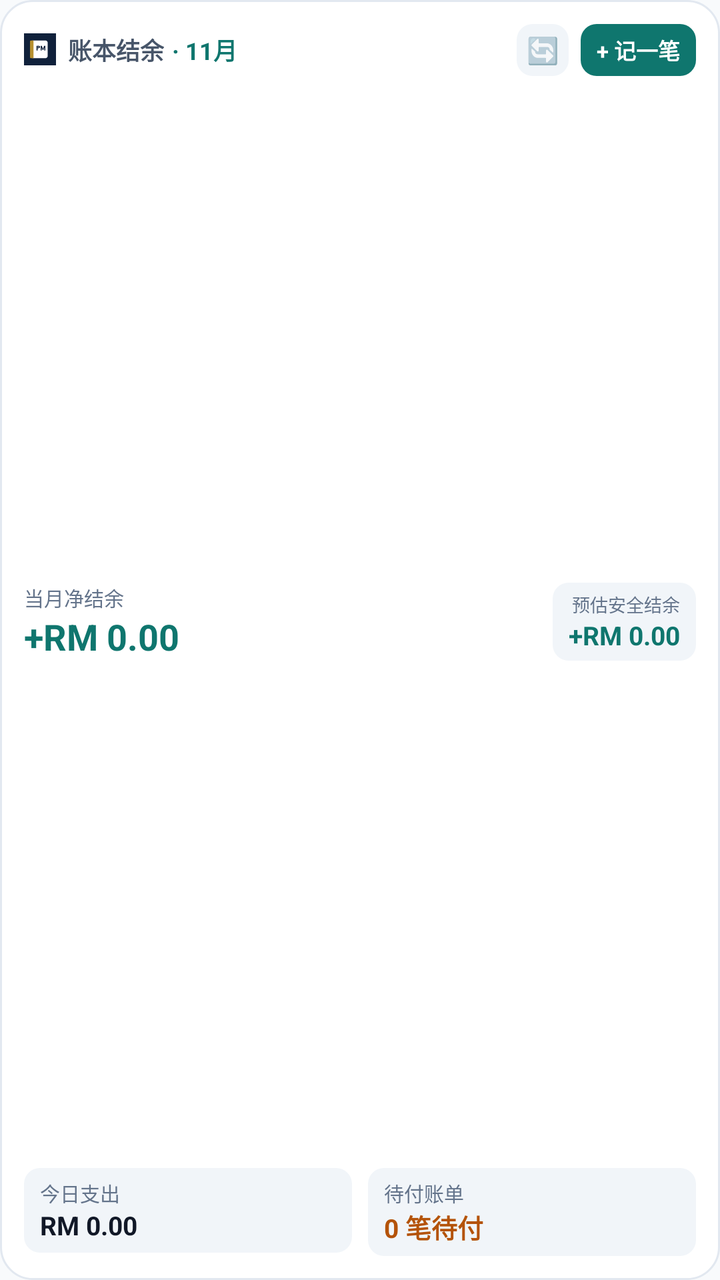
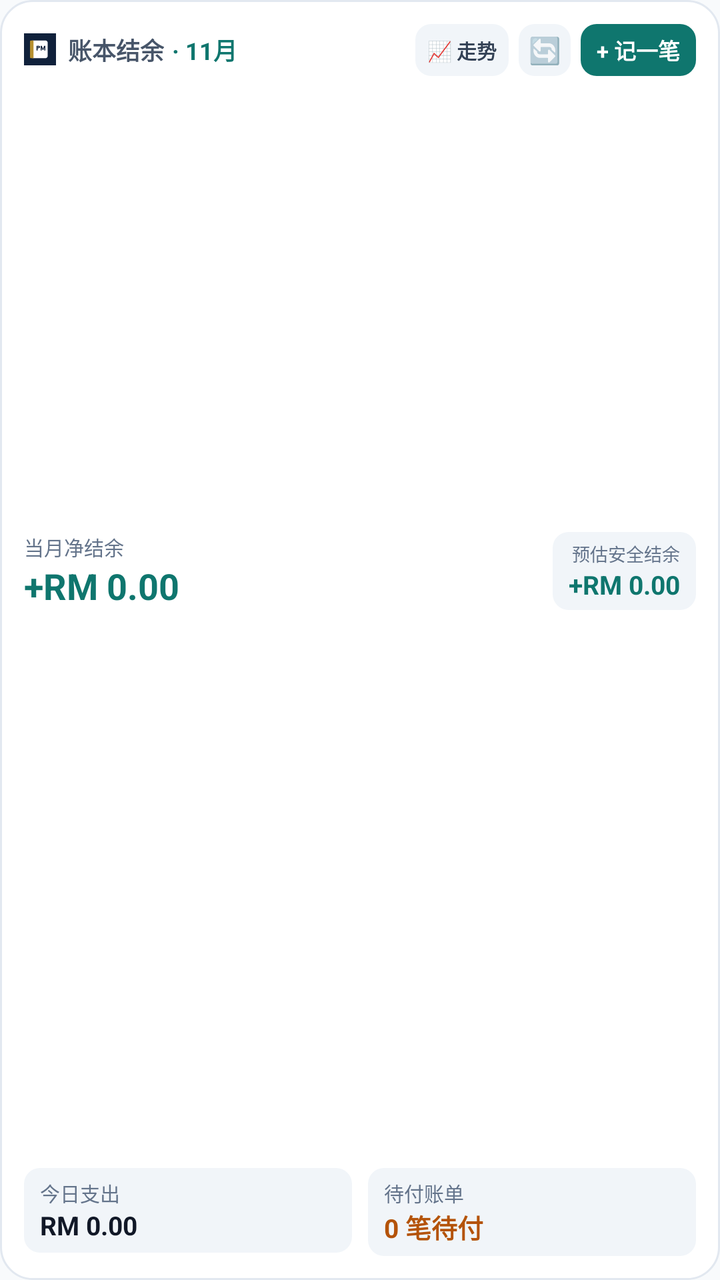

Compare the two renders of this Android layout. The source of the first and the diff that turns it into the second are given below.
<!-- AndroidManifest.xml: application theme Theme.MyLedgerCompanion -->
<!-- res/layout/widget_ledger_overview.xml -->
<?xml version="1.0" encoding="utf-8"?>
<LinearLayout xmlns:android="http://schemas.android.com/apk/res/android"
    android:id="@+id/widget_root"
    android:layout_width="match_parent"
    android:layout_height="match_parent"
    android:orientation="vertical"
    android:background="@drawable/bg_widget_card"
    android:padding="12dp">

    
    <RelativeLayout
        android:layout_width="match_parent"
        android:layout_height="wrap_content">

        <LinearLayout
            android:id="@+id/layout_widget_header"
            android:layout_width="wrap_content"
            android:layout_height="wrap_content"
            android:layout_alignParentStart="true"
            android:layout_centerVertical="true"
            android:orientation="horizontal"
            android:gravity="center_vertical">

            <ImageView
                android:layout_width="16dp"
                android:layout_height="16dp"
                android:src="@mipmap/ic_launcher"
                android:contentDescription="Icon" />

            <TextView
                android:id="@+id/tv_widget_title"
                android:layout_width="wrap_content"
                android:layout_height="wrap_content"
                android:layout_marginStart="6dp"
                android:text="@string/widget_title"
                android:textColor="#475569"
                android:textSize="12sp"
                android:textStyle="bold" />

            <TextView
                android:id="@+id/tv_widget_month"
                android:layout_width="wrap_content"
                android:layout_height="wrap_content"
                android:layout_marginStart="4dp"
                android:text="· 11月"
                android:textColor="#0F766E"
                android:textSize="12sp"
                android:textStyle="bold" />
        </LinearLayout>

        <LinearLayout
            android:layout_width="wrap_content"
            android:layout_height="wrap_content"
            android:layout_alignParentEnd="true"
            android:layout_centerVertical="true"
            android:orientation="horizontal"
            android:gravity="center_vertical">

            <TextView
                android:id="@+id/btn_widget_refresh"
                android:layout_width="26dp"
                android:layout_height="26dp"
                android:gravity="center"
                android:text="🔄"
                android:textSize="13sp"
                android:background="@drawable/bg_widget_pill"
                android:layout_marginEnd="6dp" />

            <TextView
                android:id="@+id/btn_widget_quick_add"
                android:layout_width="wrap_content"
                android:layout_height="26dp"
                android:gravity="center"
                android:paddingHorizontal="8dp"
                android:text="@string/widget_quick_add"
                android:textColor="#FFFFFF"
                android:textSize="11sp"
                android:textStyle="bold"
                android:background="@drawable/bg_widget_button" />
        </LinearLayout>
    </RelativeLayout>

    
    <LinearLayout
        android:id="@+id/layout_hero_balance"
        android:layout_width="match_parent"
        android:layout_height="0dp"
        android:layout_weight="1"
        android:orientation="horizontal"
        android:gravity="center_vertical"
        android:layout_marginTop="3dp"
        android:layout_marginBottom="3dp">

        
        <LinearLayout
            android:layout_width="0dp"
            android:layout_height="wrap_content"
            android:layout_weight="1"
            android:orientation="vertical">

            <TextView
                android:layout_width="wrap_content"
                android:layout_height="wrap_content"
                android:text="@string/widget_net_balance"
                android:textColor="#64748B"
                android:textSize="10sp" />

            <TextView
                android:id="@+id/tv_widget_net_balance"
                android:layout_width="wrap_content"
                android:layout_height="wrap_content"
                android:text="+RM 0.00"
                android:textColor="#0F766E"
                android:textSize="18sp"
                android:textStyle="bold"
                android:maxLines="1" />
        </LinearLayout>

        
        <LinearLayout
            android:id="@+id/layout_widget_cashflow_badge"
            android:layout_width="wrap_content"
            android:layout_height="wrap_content"
            android:orientation="vertical"
            android:gravity="end"
            android:background="@drawable/bg_widget_pill"
            android:paddingHorizontal="8dp"
            android:paddingVertical="4dp">

            <TextView
                android:layout_width="wrap_content"
                android:layout_height="wrap_content"
                android:text="@string/widget_safe_cashflow"
                android:textColor="#64748B"
                android:textSize="9sp" />

            <TextView
                android:id="@+id/tv_widget_projected_cashflow"
                android:layout_width="wrap_content"
                android:layout_height="wrap_content"
                android:text="+RM 0.00"
                android:textColor="#0F766E"
                android:textSize="13sp"
                android:textStyle="bold"
                android:maxLines="1" />
        </LinearLayout>
    </LinearLayout>

    
    <LinearLayout
        android:layout_width="match_parent"
        android:layout_height="wrap_content"
        android:orientation="horizontal">

        
        <LinearLayout
            android:id="@+id/layout_widget_today"
            android:layout_width="0dp"
            android:layout_height="wrap_content"
            android:layout_weight="1"
            android:orientation="vertical"
            android:background="@drawable/bg_widget_pill"
            android:paddingHorizontal="8dp"
            android:paddingVertical="5dp"
            android:layout_marginEnd="4dp">

            <TextView
                android:layout_width="wrap_content"
                android:layout_height="wrap_content"
                android:text="@string/widget_today_expense"
                android:textColor="#64748B"
                android:textSize="10sp" />

            <TextView
                android:id="@+id/tv_widget_today_expense"
                android:layout_width="wrap_content"
                android:layout_height="wrap_content"
                android:text="RM 0.00"
                android:textColor="#111827"
                android:textSize="13sp"
                android:textStyle="bold"
                android:maxLines="1" />
        </LinearLayout>

        
        <LinearLayout
            android:id="@+id/layout_widget_bills"
            android:layout_width="0dp"
            android:layout_height="wrap_content"
            android:layout_weight="1"
            android:orientation="vertical"
            android:background="@drawable/bg_widget_pill"
            android:paddingHorizontal="8dp"
            android:paddingVertical="5dp"
            android:layout_marginStart="4dp">

            <TextView
                android:layout_width="wrap_content"
                android:layout_height="wrap_content"
                android:text="@string/widget_pending_bills"
                android:textColor="#64748B"
                android:textSize="10sp" />

            <TextView
                android:id="@+id/tv_widget_pending_bills"
                android:layout_width="wrap_content"
                android:layout_height="wrap_content"
                android:text="0 笔待付"
                android:textColor="#B45309"
                android:textSize="13sp"
                android:textStyle="bold"
                android:maxLines="1" />
        </LinearLayout>
    </LinearLayout>

</LinearLayout>
<!-- resources referenced by this layout -->
<resources>
  <!-- drawable bg_widget_button (drawable) -->
  <?xml version="1.0" encoding="utf-8"?>
  <shape xmlns:android="http://schemas.android.com/apk/res/android"
      android:shape="rectangle">
      <solid android:color="#0F766E" />
      <corners android:radius="8dp" />
  </shape>
  <!-- drawable bg_widget_card (drawable) -->
  <?xml version="1.0" encoding="utf-8"?>
  <shape xmlns:android="http://schemas.android.com/apk/res/android"
      android:shape="rectangle">
      <solid android:color="#FFFFFF" />
      <stroke
          android:width="1dp"
          android:color="#E2E8F0" />
      <corners android:radius="16dp" />
  </shape>
  <!-- drawable bg_widget_pill (drawable) -->
  <?xml version="1.0" encoding="utf-8"?>
  <shape xmlns:android="http://schemas.android.com/apk/res/android"
      android:shape="rectangle">
      <solid android:color="#F1F5F9" />
      <corners android:radius="8dp" />
  </shape>
  <!-- mipmap ic_launcher (mipmap) -->
  <vector xmlns:android="http://schemas.android.com/apk/res/android"
      android:width="108dp"
      android:height="108dp"
      android:viewportWidth="108"
      android:viewportHeight="108">
      <path
          android:fillColor="#10213B"
          android:pathData="M0,0h108v108h-108z"/>
      
      <path
          android:fillColor="#FFFFFF"
          android:pathData="M28,24h44c4.4,0 8,3.6 8,8v44c0,4.4 -3.6,8 -8,8H28V24z"/>
      
      <path
          android:fillColor="#B6902F"
          android:pathData="M24,24h8v60h-8c-2.2,0 -4,-1.8 -4,-4V28C20,25.8 21.8,24 24,24z"/>
      
      <path
          android:fillColor="#10213B"
          android:pathData="M42,42h8c2.2,0 4,1.8 4,4s-1.8,4 -4,4h-4v8h-4V42z M46,47h3c0.6,0 1,-0.4 1,-1s-0.4,-1 -1,-1h-3V47z"/>
      <path
          android:fillColor="#10213B"
          android:pathData="M56,42h4l4,10l4,-10h4v16h-3.5v-10l-3.5,8.5h-2l-3.5,-8.5V58H56V42z"/>
  </vector>
  <string name="widget_net_balance">当月净结余</string>
  <string name="widget_pending_bills">待付账单</string>
  <string name="widget_quick_add">+ 记一笔</string>
  <string name="widget_safe_cashflow">预估安全结余</string>
  <string name="widget_title">账本结余</string>
  <string name="widget_today_expense">今日支出</string>
  <style name="Theme.MyLedgerCompanion" parent="Theme.MaterialComponents.DayNight.NoActionBar">
          <item name="colorPrimary">@color/navy_primary</item>
          <item name="colorPrimaryVariant">@color/navy_secondary</item>
          <item name="colorOnPrimary">@color/white</item>
          <item name="colorSecondary">@color/gold_accent</item>
          <item name="android:statusBarColor">@color/status_bar_color</item>
          <item name="android:navigationBarColor">@color/nav_bar_color</item>
          <item name="android:windowBackground">@color/background</item>
      </style>
  <color name="navy_primary">#0F766E</color>
  <color name="navy_secondary">#115E59</color>
  <color name="white">#FFFFFF</color>
  <color name="gold_accent">#B45309</color>
  <color name="status_bar_color">#0F172A</color>
  <color name="nav_bar_color">#0F172A</color>
  <color name="background">#F8FAFC</color>
</resources>

<!-- the commit's change to res/layout/widget_ledger_overview.xml (unified diff, before → after) -->
@@ -56,6 +56,20 @@
             android:orientation="horizontal"
             android:gravity="center_vertical">
 
+            
+            <TextView
+                android:id="@+id/btn_widget_pattern_toggle"
+                android:layout_width="wrap_content"
+                android:layout_height="26dp"
+                android:gravity="center"
+                android:paddingHorizontal="6dp"
+                android:text="@string/widget_pattern_trend"
+                android:textColor="#334155"
+                android:textSize="10sp"
+                android:textStyle="bold"
+                android:background="@drawable/bg_widget_pill"
+                android:layout_marginEnd="5dp" />
+
             <TextView
                 android:id="@+id/btn_widget_refresh"
                 android:layout_width="26dp"
@@ -64,7 +78,7 @@
                 android:text="🔄"
                 android:textSize="13sp"
                 android:background="@drawable/bg_widget_pill"
-                android:layout_marginEnd="6dp" />
+                android:layout_marginEnd="5dp" />
 
             <TextView
                 android:id="@+id/btn_widget_quick_add"
@@ -147,6 +161,16 @@
     </LinearLayout>
 
     
+    <ImageView
+        android:id="@+id/iv_widget_chart"
+        android:layout_width="match_parent"
+        android:layout_height="46dp"
+        android:layout_marginTop="1dp"
+        android:layout_marginBottom="4dp"
+        android:scaleType="fitXY"
+        android:contentDescription="Chart" />
+
+    
     <LinearLayout
         android:layout_width="match_parent"
         android:layout_height="wrap_content"
<!-- resource entries referenced after the edit -->
@@ -50,6 +50,7 @@
           android:pathData="M56,42h4l4,10l4,-10h4v16h-3.5v-10l-3.5,8.5h-2l-3.5,-8.5V58H56V42z"/>
   </vector>
   <string name="widget_net_balance">当月净结余</string>
+  <string name="widget_pattern_trend">📈 走势</string>
   <string name="widget_pending_bills">待付账单</string>
   <string name="widget_quick_add">+ 记一笔</string>
   <string name="widget_safe_cashflow">预估安全结余</string>
